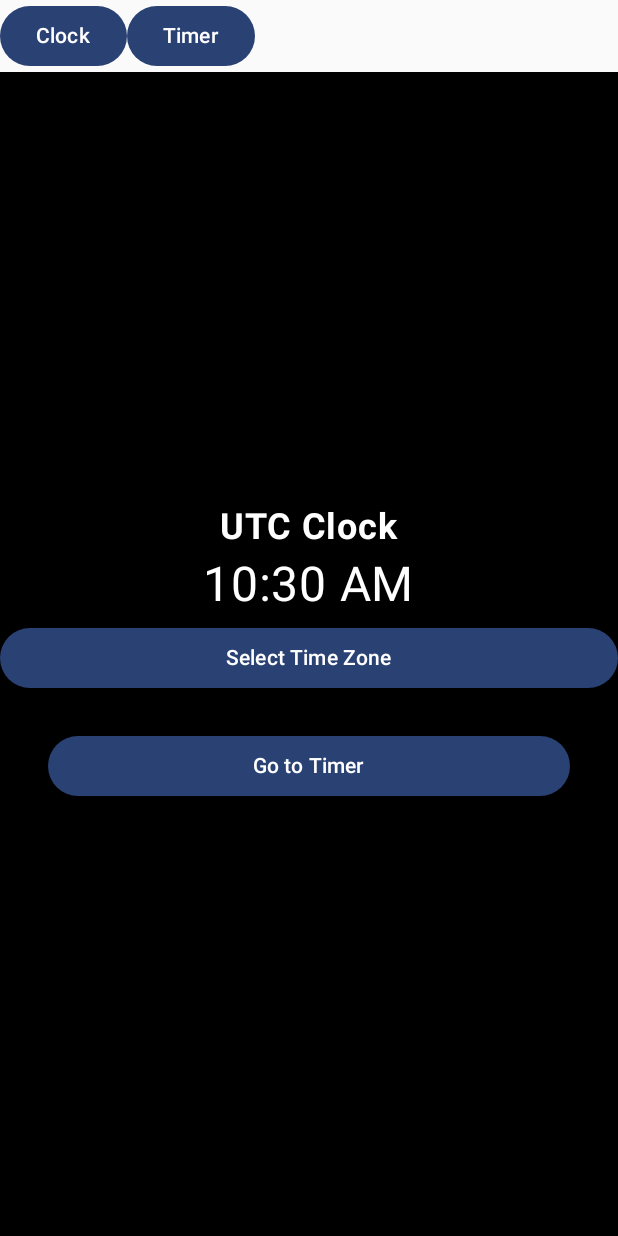
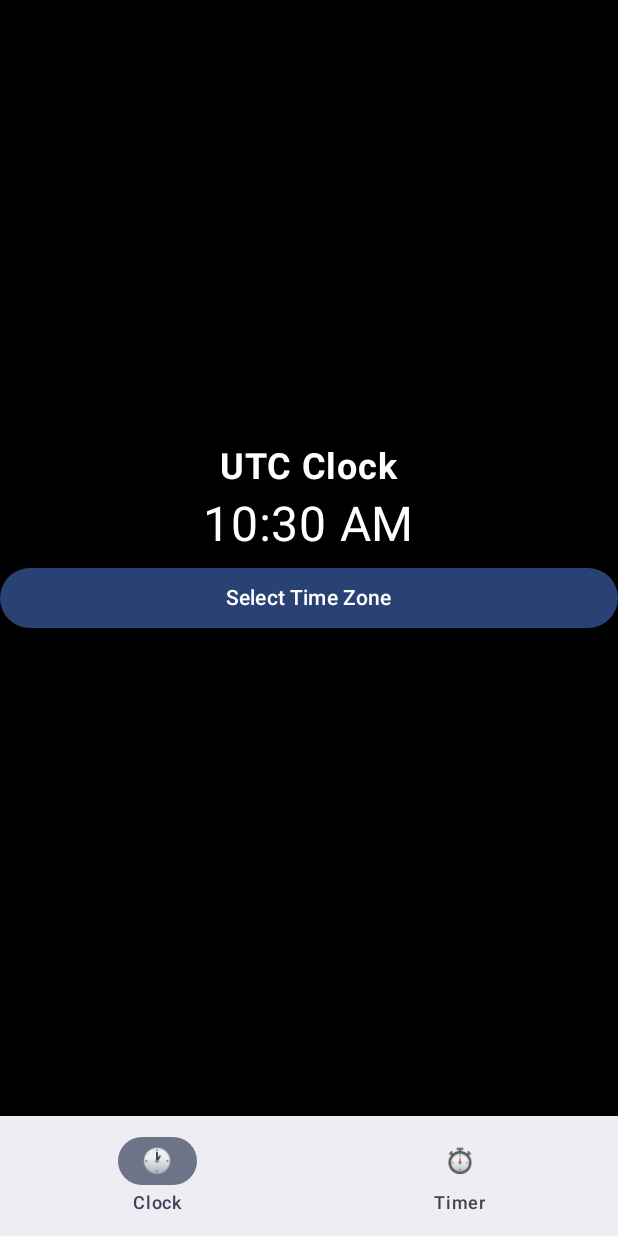
Before and after one commit to RCarson10/Timer, an Android app built with Jetpack Compose: the screen it shows after launch (MainActivity), on a phone screen of 412 x 824 dp. Run offline under Robolectric (Android 15) with nearby library versions, the phone set to English and light mode, and no system bars.

Commit message:
Made some basic changes to the timer where it can be paused, stopped, resumed, and reset. Also fixed the UI a bit with the bottom bar and the tab navigation

```diff
--- a/app/src/main/java/com/personal/timer/MainActivity.kt
+++ b/app/src/main/java/com/personal/timer/MainActivity.kt
@@ -1,22 +1,24 @@
 package com.personal.timer
 
-import android.content.BroadcastReceiver
-import android.content.Context
-import android.content.Intent
-import android.content.IntentFilter
 import android.os.Bundle
 import androidx.activity.ComponentActivity
 import androidx.activity.compose.setContent
 import androidx.activity.enableEdgeToEdge
 import androidx.activity.viewModels
-import androidx.compose.foundation.layout.Column
-import androidx.compose.foundation.layout.Row
-import androidx.compose.material3.Button
+import androidx.compose.foundation.layout.Box
+import androidx.compose.foundation.layout.fillMaxSize
+import androidx.compose.foundation.layout.padding
+import androidx.compose.material.icons.Icons
+import androidx.compose.material3.BottomAppBar
+import androidx.compose.material3.Icon
+import androidx.compose.material3.NavigationBarItem
+import androidx.compose.material3.Scaffold
 import androidx.compose.material3.Text
 import androidx.compose.runtime.getValue
 import androidx.compose.runtime.mutableStateOf
 import androidx.compose.runtime.remember
 import androidx.compose.runtime.setValue
+import androidx.compose.ui.Modifier
 import com.personal.timer.ui.theme.Screens.ClockScreen
 import com.personal.timer.ui.theme.Screens.TimerScreen
 import com.personal.timer.ui.theme.TimerTheme
@@ -24,65 +26,47 @@ import com.personal.timer.ui.theme.viewModel.TimerViewModel
 
 class MainActivity : ComponentActivity() {
 
-    // TODO: Add ViewModel instance
     private val timerViewModel: TimerViewModel by viewModels()
-
-    // TODO: Add local broadcast receiver for timer completion
-    private val timerCompletionReceiver = object : BroadcastReceiver() {
-        override fun onReceive(context: Context?, intent: Intent?) {
-            // TODO: Handle timer completion
-            if (intent?.action == "TIMER_COMPLETED") {
-                handleTimerCompletion()
-            }
-        }
-    }
 
     override fun onCreate(savedInstanceState: Bundle?) {
         super.onCreate(savedInstanceState)
         enableEdgeToEdge()
-
-//        // TODO: Initialize AlarmManager in ViewModel
-//        timerViewModel.initializeAlarmManager(this)
-
-        // TODO: Register local broadcast receiver
-//        LocalBroadcastManager.getInstance(this).registerReceiver(
-//            timerCompletionReceiver,
-//            IntentFilter("TIMER_COMPLETED")
-//        )
-
         setContent {
             TimerTheme {
                 var currentScreen by remember { mutableStateOf(0) }
 
-                Column {
-                    // Tab buttons
-                    Row {
-                        Button(onClick = { currentScreen = 0 }) { Text("Clock") }
-                        Button(onClick = { currentScreen = 1 }) { Text("Timer") }
+                Scaffold(
+                    bottomBar = {
+                        BottomAppBar(
+                            actions = {
+                                NavigationBarItem(
+                                    icon = { Text("🕐") }, // Clock emoji
+                                    label = { Text("Clock") },
+                                    selected = currentScreen == 0,
+                                    onClick = { currentScreen = 0 }
+                                )
+                                NavigationBarItem(
+                                    icon = { Text("⏱️") }, // Timer emoji
+                                    label = { Text("Timer") },
+                                    selected = currentScreen == 1,
+                                    onClick = { currentScreen = 1 }
+                                )
+                            }
+                        )
                     }
-
-                    // Show only one screen at a time
-                    when (currentScreen) {
-                        0 -> ClockScreen()
-                        1 -> TimerScreen(timerViewModel = timerViewModel)
+                ) { paddingValues ->
+                    Box(
+                        modifier = Modifier
+                            .fillMaxSize()
+                            .padding(paddingValues)
+                    ) {
+                        when (currentScreen) {
+                            0 -> ClockScreen()
+                            1 -> TimerScreen(timerViewModel = timerViewModel)
+                        }
                     }
                 }
             }
         }
     }
-
-    // TODO: Handle timer completion
-    private fun handleTimerCompletion() {
-        // TODO: Update ViewModel state
-//        timerViewModel.onTimerComplete()
-
-        // TODO: Show additional UI feedback if needed
-        // For example, play sound, show dialog, etc.
-    }
-
-    override fun onDestroy() {
-        super.onDestroy()
-        // TODO: Unregister broadcast receiver
-//        LocalBroadcastManager.getInstance(this).unregisterReceiver(timerCompletionReceiver)
-    }
 }
--- a/app/src/main/java/com/personal/timer/ui/theme/views/Clock.kt
+++ b/app/src/main/java/com/personal/timer/ui/theme/views/Clock.kt
@@ -32,7 +32,6 @@ import com.personal.timer.ui.theme.viewModel.ClockViewModel
 @Composable
 fun Clock(
     viewModel: ClockViewModel = ClockViewModel(),
-    onNavigateToTimer: () -> Unit = {}
 ) {
     val currentTime by viewModel.currentTime.collectAsStateWithLifecycle()
     val selectedTimeZone by viewModel.selectedTimeZone.collectAsStateWithLifecycle()
@@ -63,16 +62,6 @@ fun Clock(
         }
 
         Spacer(modifier = Modifier.height(24.dp))
-
-        // Navigation Button
-        Button(
-            onClick = onNavigateToTimer,
-            modifier = Modifier
-                .fillMaxWidth()
-                .padding(horizontal = 32.dp)
-        ) {
-            Text("Go to Timer")
-        }
     }
 }
 
```
Also changed, not shown: app/src/main/java/com/personal/timer/ui/theme/Screens/TimerScreen.kt (+13 -14 lines), app/src/main/java/com/personal/timer/ui/theme/viewModel/TimerViewModel.kt (+36 -4 lines).
